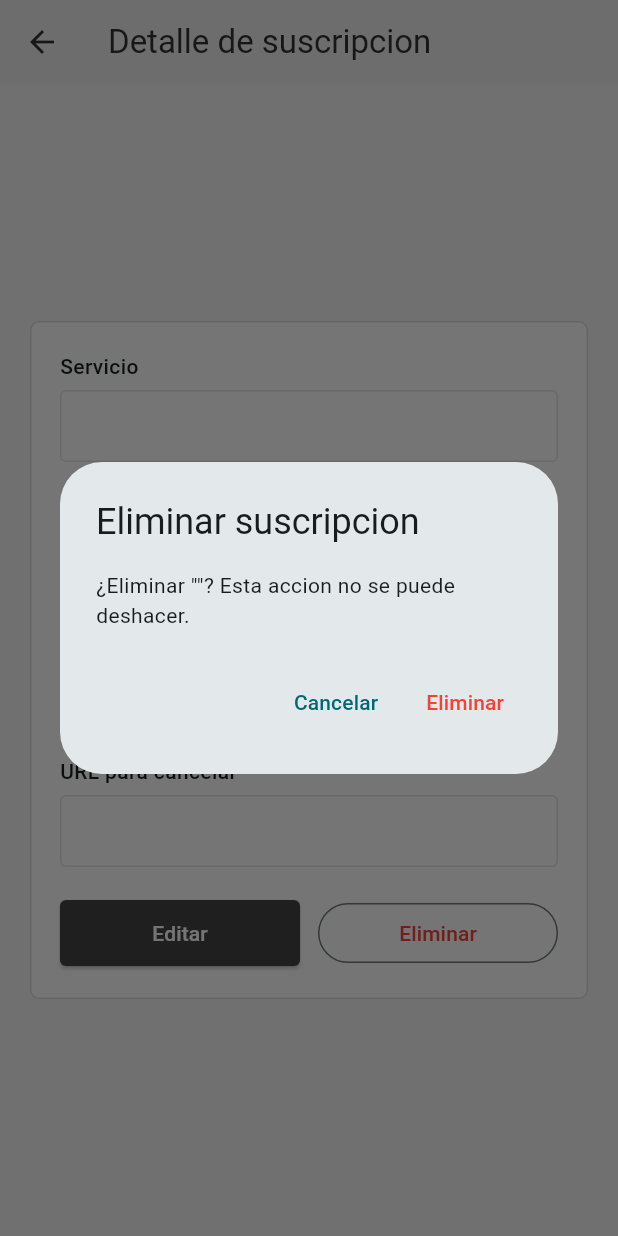
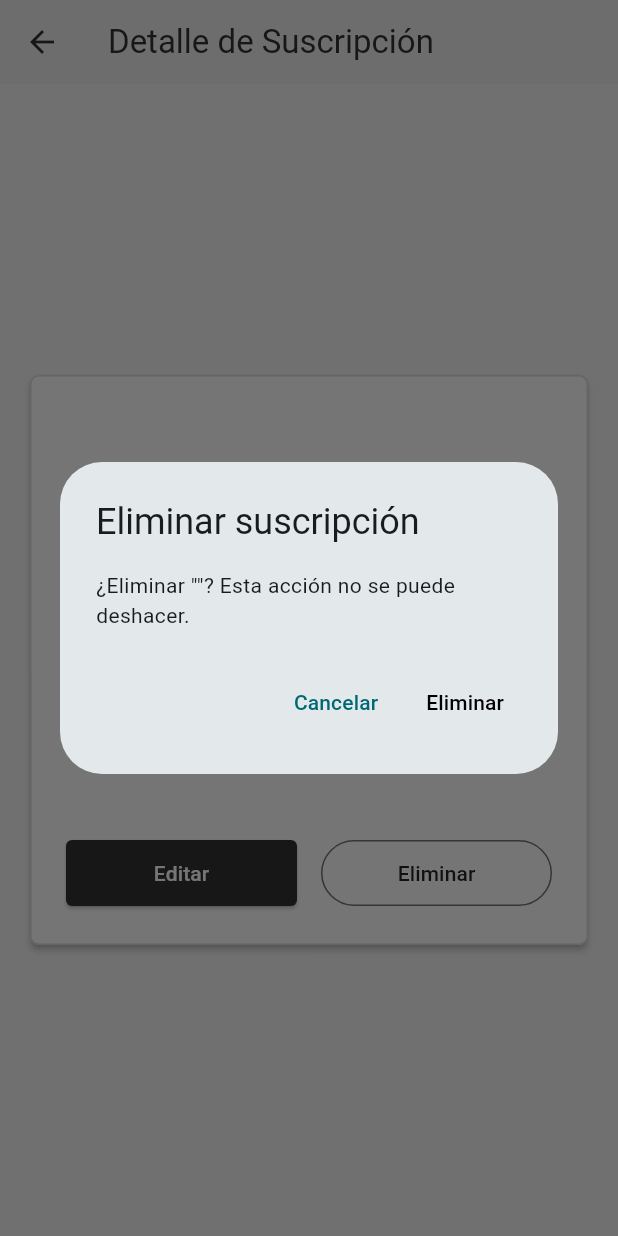
Before and after one commit to Lorgio09/Gestor-Suscripciones, a Flutter app: the PantallaDetalle screen opened directly with empty values, after a tap on "Eliminar", on a phone screen of 412 x 824 dp. Run offline on Flutter 3.47's test engine with Material 3 defaults, Android fonts, the light colour scheme and no system bars; our stand-ins replace shared_preferences; accounts and stored records are empty.

Commit message:
Actualiza detalle de suscripcion y agrega registro a persona-v0.1

```diff
--- a/app/lib/pantalla/pantalla_detalle.dart
+++ b/app/lib/pantalla/pantalla_detalle.dart
@@ -15,19 +15,11 @@ class PantallaDetalle extends StatefulWidget {
 
 class _EstadoDetalle extends State<PantallaDetalle> {
   late Pago pago;
-  late final TextEditingController controlNombre;
-  late final TextEditingController controlCosto;
-  late final TextEditingController controlFecha;
-  late final TextEditingController controlUrl;
 
   @override
   void initState() {
     super.initState();
     pago = widget.pago;
-    controlNombre = TextEditingController(text: pago.nombre);
-    controlCosto = TextEditingController(text: 'Bs ${pago.costo.toStringAsFixed(2)}');
-    controlFecha = TextEditingController(text: pago.fecha);
-    controlUrl = TextEditingController(text: pago.url);
   }
 
   Future<void> irAEditar() async {
@@ -44,19 +36,15 @@ class _EstadoDetalle extends State<PantallaDetalle> {
 
     setState(() {
       pago = lista[widget.indice];
-      controlNombre.text = pago.nombre;
-      controlCosto.text = 'Bs ${pago.costo.toStringAsFixed(2)}';
-      controlFecha.text = pago.fecha;
-      controlUrl.text = pago.url;
     });
   }
 
-  void confirmarEliminar() {
+void confirmarEliminar() {
     showDialog(
       context: context,
       builder: (contexto) => AlertDialog(
-        title: const Text('Eliminar suscripcion'),
-        content: Text('¿Eliminar "${pago.nombre}"? Esta accion no se puede deshacer.'),
+        title: const Text('Eliminar suscripción'),
+        content: Text('¿Eliminar "${pago.nombre}"? Esta acción no se puede deshacer.'),
         actions: [
           TextButton(
             onPressed: () => Navigator.pop(contexto),
@@ -68,7 +56,7 @@ class _EstadoDetalle extends State<PantallaDetalle> {
               await eliminarPago(widget.indice);
               if (mounted) Navigator.pop(context);
             },
-            style: TextButton.styleFrom(foregroundColor: Colors.red),
+            style: TextButton.styleFrom(foregroundColor: const Color.fromARGB(255, 0, 0, 0)),
             child: const Text('Eliminar'),
           ),
         ],
@@ -76,20 +64,11 @@ class _EstadoDetalle extends State<PantallaDetalle> {
     );
   }
 
-  @override
-  void dispose() {
-    controlNombre.dispose();
-    controlCosto.dispose();
-    controlFecha.dispose();
-    controlUrl.dispose();
-    super.dispose();
-  }
-
-  @override
+@override
   Widget build(BuildContext context) {
     return Scaffold(
       appBar: AppBar(
-        title: const Text('Detalle de suscripcion'),
+        title: const Text('Detalle de Suscripción'),
       ),
       body: Center(
         child: SingleChildScrollView(
@@ -97,44 +76,76 @@ class _EstadoDetalle extends State<PantallaDetalle> {
           child: ConstrainedBox(
             constraints: const BoxConstraints(maxWidth: 400),
             child: Card(
+              elevation: 2,
               child: Padding(
-                padding: const EdgeInsets.all(20),
+                padding: const EdgeInsets.all(24),
                 child: Column(
                   crossAxisAlignment: CrossAxisAlignment.start,
                   children: [
-                    const Text('Servicio', style: TextStyle(fontWeight: FontWeight.w500, fontSize: 14)),
-                    const SizedBox(height: 6),
-                    TextField(controller: controlNombre, enabled: false),
-                    const SizedBox(height: 16),
+                    // Jerarquía principal (título grande, sin etiqueta "Servicio")
+                    Text(
+                      pago.nombre,
+                      style: const TextStyle(
+                        fontSize: 26,
+                        fontWeight: FontWeight.bold
+                      ),
+                    ),
+                    const SizedBox(height: 32),
 
-                    const Text('Costo mensual (Bs)', style: TextStyle(fontWeight: FontWeight.w500, fontSize: 14)),
-                    const SizedBox(height: 6),
-                    TextField(controller: controlCosto, enabled: false),
-                    const SizedBox(height: 16),
+                    const Text(
+                      'Costo mensual',
+                      style: TextStyle(color: Colors.black54, fontSize: 13)
+                    ),
+                    const SizedBox(height: 8), // 8px de separación pequeña
+                    Text(
+                      'Bs ${pago.costo.toStringAsFixed(2)}',
+                      style: const TextStyle(fontSize: 16),
+                    ),
+                    const SizedBox(height: 16), // 16px para contenido relacionado
 
-                    const Text('Fecha de pago', style: TextStyle(fontWeight: FontWeight.w500, fontSize: 14)),
-                    const SizedBox(height: 6),
-                    TextField(controller: controlFecha, enabled: false),
-                    const SizedBox(height: 16),
+                    const Text(
+                      'Fecha de pago',
+                      style: TextStyle(color: Colors.black54, fontSize: 13)
+                    ),
+                    const SizedBox(height: 8), // 8px
+                    Text(
+                      pago.fecha,
+                      style: const TextStyle(fontSize: 16),
+                    ),
+                    const SizedBox(height: 16), // 16px
 
-                    const Text('URL para cancelar', style: TextStyle(fontWeight: FontWeight.w500, fontSize: 14)),
-                    const SizedBox(height: 6),
-                    TextField(controller: controlUrl, enabled: false),
-                    const SizedBox(height: 20),
-
+                    const Text(
+                      'URL para cancelar',
+                      style: TextStyle(color: Colors.black54, fontSize: 13)
+                    ),
+                    const SizedBox(height: 8), // Escala: 8px
+                    Text(
+                      pago.url,
+                      style: const TextStyle(fontSize: 16),
+                    ),
+                    const SizedBox(height: 32),
                     Row(
                       children: [
                         Expanded(
                           child: ElevatedButton(
                             onPressed: irAEditar,
+                            style: ElevatedButton.styleFrom(
+                              backgroundColor: const Color(0xFF333333),
+                              foregroundColor: Colors.white,
+                              padding: const EdgeInsets.symmetric(vertical: 12),
+                            ),
                             child: const Text('Editar'),
                           ),
                         ),
-                        const SizedBox(width: 12),
+                        const SizedBox(width: 16),
                         Expanded(
                           child: OutlinedButton(
                             onPressed: confirmarEliminar,
-                            style: OutlinedButton.styleFrom(foregroundColor: Colors.red),
+                            style: OutlinedButton.styleFrom(
+                              foregroundColor: Colors.black87,
+                              side: const BorderSide(color: Colors.black54),
+                              padding: const EdgeInsets.symmetric(vertical: 12),
+                            ),
                             child: const Text('Eliminar'),
                           ),
                         ),
```
Also changed, not shown: 1 other file.
